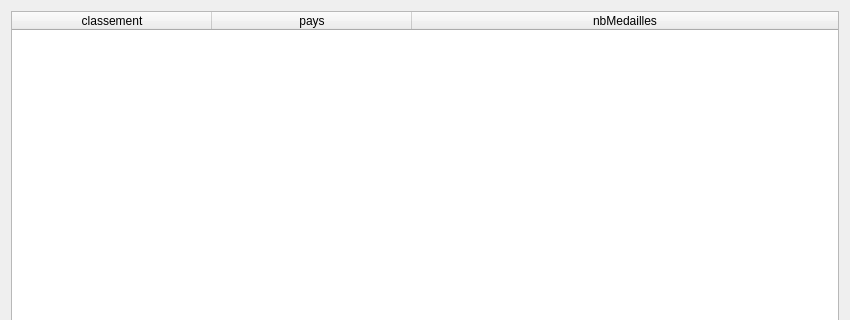
Old version of the form gui/fct_partie2_2.ui in the repository Cengokill/BaseDonnees_Qt_Designer; both pictures show x 0 to 850 and y 0 to 320 of the 850 by 601 pixel window.
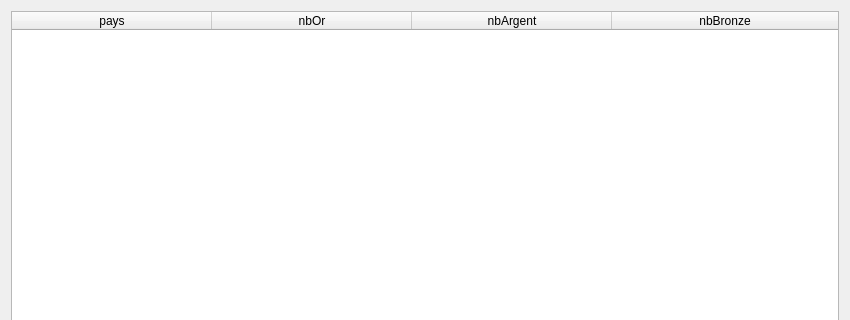
New version of the form.

Commit message: ajouts pour Jonathan

Diff of the .ui file:
```diff
--- a/gui/fct_partie2_2.ui
+++ b/gui/fct_partie2_2.ui
@@ -28,11 +28,6 @@
      <attribute name="verticalHeaderVisible">
       <bool>false</bool>
      </attribute>
-     <column>
-      <property name="text">
-       <string>classement</string>
-      </property>
-     </column>
      <column>
       <property name="text">
        <string>pays</string>
@@ -40,7 +35,17 @@
      </column>
      <column>
       <property name="text">
-       <string>nbMedailles</string>
+       <string>nbOr</string>
+      </property>
+     </column>
+     <column>
+      <property name="text">
+       <string>nbArgent</string>
+      </property>
+     </column>
+     <column>
+      <property name="text">
+       <string>nbBronze</string>
       </property>
      </column>
     </widget>
```
The commit also changes 2 other files.
